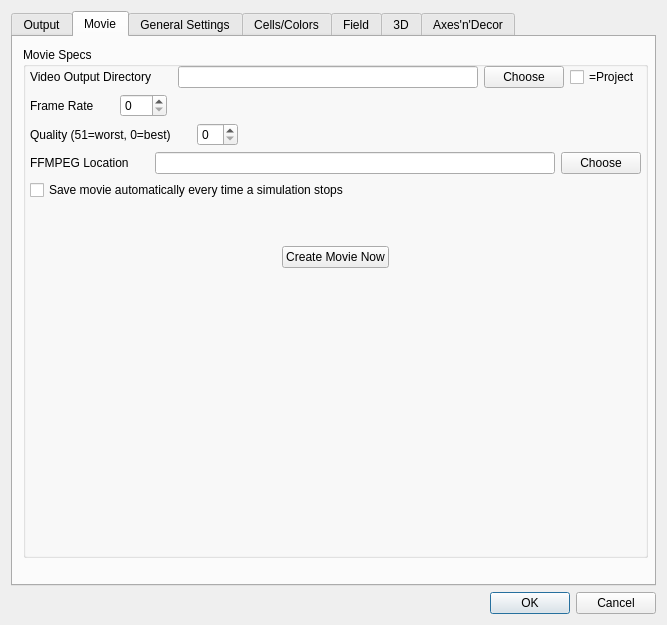
Before: the Qt Designer form Configuration/cc3D_prefs.ui in fyffep/cc3d-player5, drawn with Qt 5.
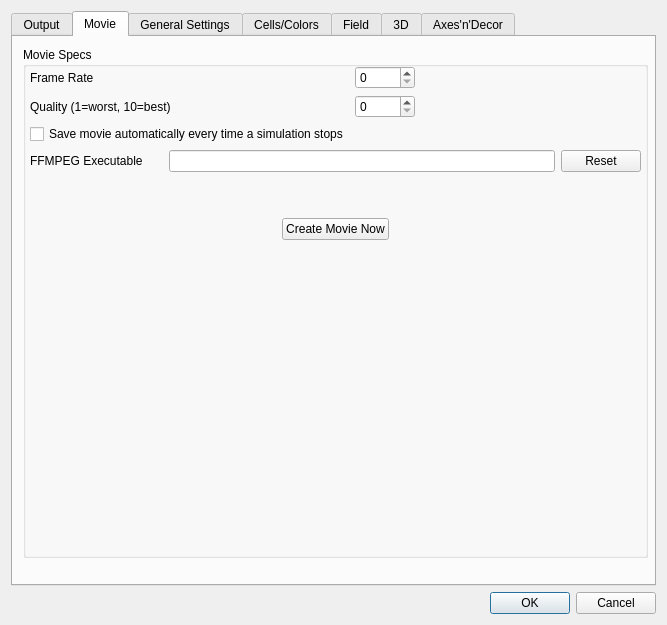
After: the same form once the commit is applied.

Commit message: Added custom FFMPEG path entry box

Patch:
```diff
--- a/Configuration/cc3D_prefs.ui
+++ b/Configuration/cc3D_prefs.ui
@@ -621,86 +621,19 @@
          <item>
           <layout class="QHBoxLayout" name="horizontalLayout_39">
            <item>
-            <widget class="QLabel" name="label_29">
-             <property name="text">
-              <string>Video Output Directory</string>
-             </property>
-            </widget>
-           </item>
-           <item>
-            <spacer name="horizontalSpacer_33">
-             <property name="orientation">
-              <enum>Qt::Horizontal</enum>
-             </property>
-             <property name="sizeType">
-              <enum>QSizePolicy::Fixed</enum>
-             </property>
-             <property name="sizeHint" stdset="0">
-              <size>
-               <width>20</width>
-               <height>20</height>
-              </size>
-             </property>
-            </spacer>
-           </item>
-           <item>
-            <widget class="QLineEdit" name="movieOutputLineEdit"/>
-           </item>
-           <item>
-            <widget class="QPushButton" name="chooseMovieOutputButton">
-             <property name="maximumSize">
-              <size>
-               <width>150</width>
-               <height>16777215</height>
-              </size>
-             </property>
-             <property name="text">
-              <string>Choose</string>
-             </property>
-             <property name="autoDefault">
-              <bool>false</bool>
-             </property>
-            </widget>
-           </item>
-           <item>
-            <widget class="QCheckBox" name="outputToProjectCheckBox_2">
-             <property name="text">
-              <string>=Project</string>
-             </property>
-            </widget>
-           </item>
-          </layout>
-         </item>
-         <item>
-          <layout class="QHBoxLayout" name="horizontalLayout_36">
-           <item>
+            <layout class="QFormLayout" name="formLayout_3">
+             <item row="0" column="0">
             <widget class="QLabel" name="label_26">
              <property name="text">
               <string>Frame Rate</string>
              </property>
             </widget>
            </item>
-           <item>
-            <spacer name="horizontalSpacer_29">
-             <property name="orientation">
-              <enum>Qt::Horizontal</enum>
-             </property>
-             <property name="sizeType">
-              <enum>QSizePolicy::Fixed</enum>
-             </property>
-             <property name="sizeHint" stdset="0">
-              <size>
-               <width>20</width>
-               <height>20</height>
-              </size>
-             </property>
-            </spacer>
-           </item>
-           <item>
+             <item row="0" column="1">
             <widget class="QSpinBox" name="frameRateSpinBox">
              <property name="minimumSize">
               <size>
-               <width>40</width>
+                 <width>60</width>
                <height>0</height>
               </size>
              </property>
@@ -709,47 +642,14 @@
              </property>
             </widget>
            </item>
-           <item>
-            <spacer name="horizontalSpacer_30">
-             <property name="orientation">
-              <enum>Qt::Horizontal</enum>
-             </property>
-             <property name="sizeHint" stdset="0">
-              <size>
-               <width>40</width>
-               <height>20</height>
-              </size>
-             </property>
-            </spacer>
-           </item>
-          </layout>
-         </item>
-         <item>
-          <layout class="QHBoxLayout" name="horizontalLayout_37">
-           <item>
+             <item row="1" column="0">
             <widget class="QLabel" name="label_27">
              <property name="text">
-              <string>Quality (51=worst, 0=best)</string>
+                <string>Quality (1=worst, 10=best)</string>
              </property>
             </widget>
            </item>
-           <item>
-            <spacer name="horizontalSpacer_35">
-             <property name="orientation">
-              <enum>Qt::Horizontal</enum>
-             </property>
-             <property name="sizeType">
-              <enum>QSizePolicy::Fixed</enum>
-             </property>
-             <property name="sizeHint" stdset="0">
-              <size>
-               <width>20</width>
-               <height>20</height>
-              </size>
-             </property>
-            </spacer>
-           </item>
-           <item>
+             <item row="1" column="1">
             <widget class="QSpinBox" name="movieQualitySpinBox">
              <property name="sizePolicy">
               <sizepolicy hsizetype="Minimum" vsizetype="Fixed">
@@ -759,7 +659,7 @@
              </property>
              <property name="minimumSize">
               <size>
-               <width>40</width>
+                 <width>60</width>
                <height>0</height>
               </size>
              </property>
@@ -768,8 +668,17 @@
              </property>
             </widget>
            </item>
+             <item row="2" column="0">
+              <widget class="QCheckBox" name="automaticMovieCheckBox">
+               <property name="text">
+                <string>Save movie automatically every time a simulation stops</string>
+               </property>
+              </widget>
+             </item>
+            </layout>
+           </item>
            <item>
-            <spacer name="horizontalSpacer_36">
+            <spacer name="horizontalSpacer_37">
              <property name="orientation">
               <enum>Qt::Horizontal</enum>
              </property>
@@ -788,7 +697,7 @@
            <item>
             <widget class="QLabel" name="label_28">
              <property name="text">
-              <string>FFMPEG Location</string>
+              <string>FFMPEG Executable</string>
              </property>
             </widget>
            </item>
@@ -820,7 +729,7 @@
               </size>
              </property>
              <property name="text">
-              <string>Choose</string>
+              <string>Reset</string>
              </property>
              <property name="autoDefault">
               <bool>false</bool>
@@ -829,13 +738,6 @@
            </item>
           </layout>
          </item>
-         <item>
-          <widget class="QCheckBox" name="automaticMovieCheckBox">
-           <property name="text">
-            <string>Save movie automatically every time a simulation stops</string>
-           </property>
-          </widget>
-         </item>
          <item>
           <spacer name="verticalSpacer_5">
            <property name="orientation">
@@ -855,7 +757,7 @@
          <item>
           <layout class="QHBoxLayout" name="horizontalLayout_41">
            <item>
-            <spacer name="horizontalSpacer_37">
+            <spacer name="horizontalSpacer_32">
              <property name="orientation">
               <enum>Qt::Horizontal</enum>
              </property>
@@ -896,13 +798,22 @@
           </layout>
          </item>
          <item>
-          <spacer name="verticalSpacer_6">
+          <layout class="QVBoxLayout" name="verticalLayout_26">
+           <item>
+            <widget class="QLabel" name="createMovieResultLabel">
+             <property name="text">
+              <string/>
+             </property>
+             <property name="alignment">
+              <set>Qt::AlignCenter</set>
+             </property>
+            </widget>
+           </item>
+           <item>
+            <spacer name="verticalSpacer">
            <property name="orientation">
             <enum>Qt::Vertical</enum>
            </property>
-           <property name="sizeType">
-            <enum>QSizePolicy::Expanding</enum>
-           </property>
            <property name="sizeHint" stdset="0">
             <size>
              <width>20</width>
@@ -910,6 +821,8 @@
             </size>
            </property>
           </spacer>
+           </item>
+          </layout>
          </item>
         </layout>
        </widget>
```
Left out of the diff: 6 changed lines with no effect on the pictures. Lines whose indentation alone changed are shown as unchanged. The commit also changes 3 other files.
